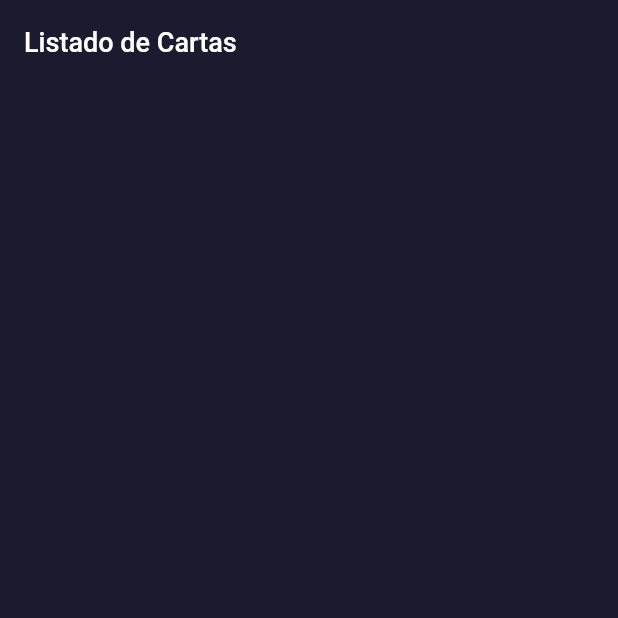
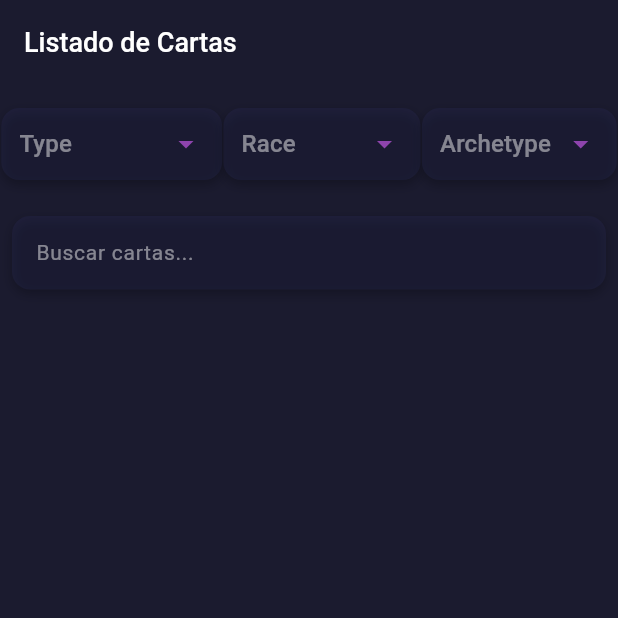
Before and after one commit to astroerik-coder/Proyecto, a Flutter app: the screen it shows after launch, on a phone screen of 412 x 824 dp, the top half of it. Run offline on Flutter 3.47's test engine with Material 3 defaults, Android fonts, the phone set to English and light mode, and no system bars; network calls fail.

Commit message:
Solve the provider
Add the values null in cases

```diff
--- /dev/null
+++ b/lib/components/molecules/filter_bar.dart
@@ -0,0 +1,75 @@
+import 'package:flutter/material.dart';
+import '../atoms/app_style.dart';
+
+class FilterBar extends StatelessWidget {
+  final String? selectedType;
+  final String? selectedRace;
+  final String? selectedArchetype;
+  final Function(String?) onTypeChanged;
+  final Function(String?) onRaceChanged;
+  final Function(String?) onArchetypeChanged;
+
+  const FilterBar({
+    Key? key,
+    this.selectedType,
+    this.selectedRace,
+    this.selectedArchetype,
+    required this.onTypeChanged,
+    required this.onRaceChanged,
+    required this.onArchetypeChanged,
+  }) : super(key: key);
+
+  @override
+  Widget build(BuildContext context) {
+    return Padding(
+      padding: const EdgeInsets.symmetric(vertical: 16.0),
+      child: Row(
+        mainAxisAlignment: MainAxisAlignment.spaceEvenly,
+        children: [
+          _buildDropdown('Type', selectedType,
+              ['Spell Card', 'Trap Card', 'Monster Card'], onTypeChanged),
+          _buildDropdown('Race', selectedRace,
+              ['Continuous', 'Quick-Play', 'Normal', 'Effect'], onRaceChanged),
+          _buildDropdown(
+              'Archetype',
+              selectedArchetype,
+              ['Alien', 'Dragon', 'Spellcaster', 'Warrior'],
+              onArchetypeChanged),
+        ],
+      ),
+    );
+  }
+
+  Widget _buildDropdown(String hint, String? value, List<String> items,
+      Function(String?) onChanged) {
+    return Container(
+      padding: EdgeInsets.symmetric(horizontal: 12.0),
+      decoration: BoxDecoration(
+        color: AppStyle.secondaryColor.withOpacity(0.2),
+        borderRadius: BorderRadius.circular(12.0),
+        boxShadow: [
+          BoxShadow(
+            color: Colors.black26,
+            blurRadius: 6.0,
+            offset: Offset(0, 3),
+          ),
+        ],
+      ),
+      child: DropdownButton<String>(
+        value: value,
+        hint: Text(hint,
+            style: TextStyle(color: AppStyle.textColor.withOpacity(0.5))),
+        dropdownColor: AppStyle.primaryColor, // Fondo oscuro del dropdown
+        iconEnabledColor: AppStyle.accentColor,
+        underline: SizedBox.shrink(), // Elimina la línea subrayada del dropdown
+        items: items.map((String item) {
+          return DropdownMenuItem<String>(
+            value: item,
+            child: Text(item, style: TextStyle(color: AppStyle.textColor)),
+          );
+        }).toList(),
+        onChanged: onChanged,
+      ),
+    );
+  }
+}
--- a/lib/main.dart
+++ b/lib/main.dart
@@ -16,24 +16,21 @@ class MyApp extends StatelessWidget {
       child: MaterialApp(
         title: 'Yu-Gi-Oh! Cartas',
         theme: ThemeData(
-          brightness: Brightness.dark, // Tema oscuro
-          primaryColor:
-              AppStyle.primaryColor, // Negro oscuro para la barra de app
-          scaffoldBackgroundColor:
-              AppStyle.primaryColor, // Fondo oscuro para la app
+          brightness: Brightness.dark,
+          primaryColor: AppStyle.primaryColor,
+          scaffoldBackgroundColor: AppStyle.primaryColor,
           colorScheme: ColorScheme.dark(
             primary: AppStyle.primaryColor,
             secondary: AppStyle.accentColor,
           ),
           textTheme: TextTheme(
-            displayLarge: AppStyle.headingStyle, // Antes 'headline1'
-            titleLarge: AppStyle.subheadingStyle, // Antes 'headline6'
-            bodyLarge: AppStyle.cardDescriptionStyle, // Antes 'bodyText1'
-            bodyMedium: AppStyle.cardTitleStyle, // Antes 'bodyText2'
+            displayLarge: AppStyle.headingStyle,
+            titleLarge: AppStyle.subheadingStyle,
+            bodyLarge: AppStyle.cardDescriptionStyle,
+            bodyMedium: AppStyle.cardTitleStyle,
           ),
           appBarTheme: AppBarTheme(
-            color: AppStyle.primaryColor, // Color de fondo de la AppBar
-            elevation: 0,
+            color: AppStyle.primaryColor,
           ),
         ),
         home: CardList(),
--- a/lib/models/card_model.dart
+++ b/lib/models/card_model.dart
@@ -16,52 +16,58 @@ class Card {
 class Datum {
   int id;
   String name;
-  String type;
-  String humanReadableCardType;
-  String frameType;
-  String desc;
-  String race;
-  String archetype;
-  String ygoprodeckUrl;
-  List<CardSet> cardSets;
-  List<CardImage> cardImages;
-  List<CardPrice> cardPrices;
+  String? type; // Hacemos que este campo sea opcional
+  String? humanReadableCardType; // Opcional
+  String? frameType; // Opcional
+  String? desc; // Opcional
+  String? race; // Opcional
+  String? archetype; // Opcional
+  String? ygoprodeckUrl; // Opcional
+  List<CardSet>? cardSets; // Lista opcional
+  List<CardImage>? cardImages; // Lista opcional
+  List<CardPrice>? cardPrices; // Lista opcional
 
   Datum({
     required this.id,
     required this.name,
-    required this.type,
-    required this.humanReadableCardType,
-    required this.frameType,
-    required this.desc,
-    required this.race,
-    required this.archetype,
-    required this.ygoprodeckUrl,
-    required this.cardSets,
-    required this.cardImages,
-    required this.cardPrices,
+    this.type,
+    this.humanReadableCardType,
+    this.frameType,
+    this.desc,
+    this.race,
+    this.archetype,
+    this.ygoprodeckUrl,
+    this.cardSets,
+    this.cardImages,
+    this.cardPrices,
   });
 
   factory Datum.fromJson(Map<String, dynamic> json) {
     return Datum(
       id: json['id'],
-      name: json['name'],
-      type: json['type'],
-      humanReadableCardType: json['humanReadableCardType'],
-      frameType: json['frameType'],
-      desc: json['desc'],
-      race: json['race'],
-      archetype: json['archetype'] ?? '', // Manejo de null en arquetipo
-      ygoprodeckUrl: json['ygoprodeck_url'],
-      cardSets: (json['card_sets'] as List)
-          .map((set) => CardSet.fromJson(set))
-          .toList(),
-      cardImages: (json['card_images'] as List)
-          .map((image) => CardImage.fromJson(image))
-          .toList(),
-      cardPrices: (json['card_prices'] as List)
-          .map((price) => CardPrice.fromJson(price))
-          .toList(),
+      name: json['name'] ?? 'Unknown', // Valor por defecto si es null
+      type: json['type'] ?? 'Unknown', // Manejo de null
+      humanReadableCardType: json['humanReadableCardType'] ?? 'Unknown',
+      frameType: json['frameType'] ?? 'Unknown',
+      desc: json['desc'] ?? 'No description available',
+      race: json['race'] ?? 'Unknown',
+      archetype: json['archetype'], // Puede ser null
+      ygoprodeckUrl: json['ygoprodeck_url'], // Puede ser null
+      cardSets: (json['card_sets'] != null)
+          ? (json['card_sets'] as List)
+              .map((set) => CardSet.fromJson(set))
+              .toList()
+          : null, // Lista opcional
+      cardImages: (json['card_images'] != null)
+          ? (json['card_images'] as List)
+              .map((image) => CardImage.fromJson(image))
+              .toList()
+          : null, // Lista opcional
+      cardPrices: (json['card_prices'] != null)
+          ? (json['card_prices'] as List)
+              .map((price) => CardPrice.fromJson(price))
+              .toList()
+          : null, // Lista opcional
     );
   }
 }
@@ -82,9 +88,10 @@ class CardImage {
   factory CardImage.fromJson(Map<String, dynamic> json) {
     return CardImage(
       id: json['id'],
-      imageUrl: json['image_url'],
-      imageUrlSmall: json['image_url_small'],
-      imageUrlCropped: json['image_url_cropped'],
+      imageUrl:
+          json['image_url'] ?? '', // Si es null, devolvemos un string vacío
+      imageUrlSmall: json['image_url_small'] ?? '',
+      imageUrlCropped: json['image_url_cropped'] ?? '',
     );
   }
 }
@@ -106,11 +113,11 @@ class CardPrice {
 
   factory CardPrice.fromJson(Map<String, dynamic> json) {
     return CardPrice(
-      cardmarketPrice: json['cardmarket_price'],
-      tcgplayerPrice: json['tcgplayer_price'],
-      ebayPrice: json['ebay_price'],
-      amazonPrice: json['amazon_price'],
-      coolstuffincPrice: json['coolstuffinc_price'],
+      cardmarketPrice: json['cardmarket_price'] ?? '0.00', // Valor por defecto
+      tcgplayerPrice: json['tcgplayer_price'] ?? '0.00',
+      ebayPrice: json['ebay_price'] ?? '0.00',
+      amazonPrice: json['amazon_price'] ?? '0.00',
+      coolstuffincPrice: json['coolstuffinc_price'] ?? '0.00',
     );
   }
 }
@@ -132,11 +139,12 @@ class CardSet {
 
   factory CardSet.fromJson(Map<String, dynamic> json) {
     return CardSet(
-      setName: json['set_name'],
-      setCode: json['set_code'],
-      setRarity: json['set_rarity'],
-      setRarityCode: json['set_rarity_code'],
-      setPrice: json['set_price'],
+      setName:
+          json['set_name'] ?? 'Unknown', // Si es null, devolvemos 'Unknown'
+      setCode: json['set_code'] ?? 'Unknown',
+      setRarity: json['set_rarity'] ?? 'Unknown',
+      setRarityCode: json['set_rarity_code'] ?? 'Unknown',
+      setPrice: json['set_price'] ?? '0.00', // Valor por defecto si es null
     );
   }
 }
--- a/lib/providers/card_provider.dart
+++ b/lib/providers/card_provider.dart
@@ -1,29 +1,41 @@
 import 'package:flutter/material.dart';
+import '../services/api_service.dart';
 import '../models/card_model.dart';
-import '../services/api_service.dart';
 
 class CardProvider with ChangeNotifier {
   List<Datum> _cards = [];
   bool _loading = false;
   int _offset = 0;
   final int _limit = 10;
+  String _errorMessage = '';
+  bool _hasMore = true; // Controla si hay más cartas para cargar
 
   List<Datum> get cards => _cards;
   bool get loading => _loading;
+  String get errorMessage => _errorMessage;
+  bool get hasMore => _hasMore;
 
   Future<void> loadMoreCards() async {
-    print('Cargando cartas...');
+    if (_loading || !_hasMore)
+      return; // Evitar duplicar llamadas o seguir si no hay más cartas
     _loading = true;
+    _errorMessage = '';
     notifyListeners();
 
     try {
       List<Datum> newCards =
-          await ApiService().fetchCards(limit: _limit, offset: _offset);
-      print('Cartas cargadas: ${newCards.length}');
-      _cards.addAll(newCards);
-      _offset += _limit;
+          await ApiService.fetchCards(limit: _limit, offset: _offset);
+
+      // Verificar si se recibieron nuevas cartas
+      if (newCards.isNotEmpty) {
+        _cards.addAll(newCards);
+        _offset += _limit;
+      } else {
+        // Si no se reciben más cartas, indicamos que no hay más
+        _hasMore = false;
+      }
     } catch (e) {
-      print('Error al cargar las cartas: $e');
+      _errorMessage = 'Error al cargar las cartas: $e';
     }
 
     _loading = false;
--- a/lib/services/api_service.dart
+++ b/lib/services/api_service.dart
@@ -1,25 +1,35 @@
+import 'package:http/http.dart' as http;
 import 'dart:convert';
-import 'package:http/http.dart' as http;
 import '../models/card_model.dart';
 
 class ApiService {
-  final String _baseUrl = 'https://db.ygoprodeck.com/api/v7/cardinfo.php';
+  static Future<List<Datum>> fetchCards(
+      {required int limit, required int offset}) async {
+    final url =
+        'https://db.ygoprodeck.com/api/v7/cardinfo.php?num=$limit&offset=$offset';
 
-  Future<List<Datum>> fetchCards({int limit = 10, int offset = 0}) async {
     try {
-      final response =
-          await http.get(Uri.parse('$_baseUrl?num=$limit&offset=$offset'));
+      final response = await http.get(Uri.parse(url));
 
       if (response.statusCode == 200) {
-        var jsonResponse = json.decode(response.body);
-        Card cardData = Card.fromJson(jsonResponse);
-        return cardData.data;
+        final data = jsonDecode(response.body);
+
+        // Verificar que 'data' no sea null y que contenga una lista
+        if (data != null && data['data'] != null && data['data'] is List) {
+          List<dynamic> cardData = data['data'];
+
+          // Convertir los datos a una lista de objetos Datum
+          return cardData.map((item) => Datum.fromJson(item)).toList();
+        } else {
+          // Si no hay datos válidos, retornar una lista vacía
+          return [];
+        }
       } else {
-        throw Exception('Error al cargar las cartas');
+        throw Exception(
+            'Error al conectar con la API: Código ${response.statusCode}');
       }
     } catch (e) {
-      print('Error en la llamada a la API: $e');
-      throw Exception('Error al conectar con la API');
+      throw Exception('Error al conectar con la API: $e');
     }
   }
 }
--- a/lib/views/card_list.dart
+++ b/lib/views/card_list.dart
@@ -2,6 +2,8 @@ import 'package:flutter/material.dart';
 import 'package:provider/provider.dart';
 import '../providers/card_provider.dart';
 import '../components/molecules/card_item.dart';
+import '../components/molecules/filter_bar.dart';
+import '../components/atoms/app_style.dart';
 
 class CardList extends StatefulWidget {
   @override
@@ -10,41 +12,136 @@ class CardList extends StatefulWidget {
 
 class _CardListState extends State<CardList> {
   final ScrollController _scrollController = ScrollController();
+  TextEditingController _searchController = TextEditingController();
+  String _searchQuery = '';
+
+  // Variables para los filtros
+  String? selectedType;
+  String? selectedRace;
+  String? selectedArchetype;
 
   @override
   void initState() {
     super.initState();
-    // Añadimos un listener para detectar cuando el scroll llegue al final
-    _scrollController.addListener(() {
-      if (_scrollController.position.pixels ==
+    _scrollController.addListener(
+        _onScroll); // Escucha los eventos de scroll para cargar más elementos cuando llegue al final
+    Provider.of<CardProvider>(context, listen: false)
+        .loadMoreCards(); // Carga inicial
+  }
+
+  // Este método escucha el scroll y carga más cartas cuando se llega al final del scroll
+  void _onScroll() {
+    if (_scrollController.position.pixels >=
         _scrollController.position.maxScrollExtent) {
-        Provider.of<CardProvider>(context, listen: false).loadMoreCards();
+      Provider.of<CardProvider>(context, listen: false)
+          .loadMoreCards(); // Cargar más cartas
     }
-    });
   }
 
   @override
   Widget build(BuildContext context) {
     final cardProvider = Provider.of<CardProvider>(context);
 
+    // Filtrar las cartas en base a la búsqueda y los filtros seleccionados
+    final filteredCards = cardProvider.cards.where((card) {
+      final matchesSearchQuery =
+          card.name.toLowerCase().contains(_searchQuery.toLowerCase());
+      final matchesType = selectedType == null || card.type == selectedType;
+      final matchesRace = selectedRace == null || card.race == selectedRace;
+      final matchesArchetype =
+          selectedArchetype == null || card.archetype == selectedArchetype;
+
+      return matchesSearchQuery &&
+          matchesType &&
+          matchesRace &&
+          matchesArchetype;
+    }).toList();
+
     return Scaffold(
-      appBar: AppBar(title: Text('Listado de Cartas')),
-      body: cardProvider.cards.isEmpty && cardProvider.loading
-          ? Center(
-              child:
-                  CircularProgressIndicator()) // Muestra un indicador de carga inicial
+      appBar: AppBar(
+        title: Text('Listado de Cartas'),
+        backgroundColor: AppStyle.primaryColor,
+      ),
+      body: Column(
+        children: [
+          // Barra de filtros
+          FilterBar(
+            selectedType: selectedType,
+            selectedRace: selectedRace,
+            selectedArchetype: selectedArchetype,
+            onTypeChanged: (value) {
+              setState(() {
+                selectedType = value;
+              });
+            },
+            onRaceChanged: (value) {
+              setState(() {
+                selectedRace = value;
+              });
+            },
+            onArchetypeChanged: (value) {
+              setState(() {
+                selectedArchetype = value;
+              });
+            },
+          ),
+          // Campo de búsqueda
+          Padding(
+            padding: const EdgeInsets.all(8.0),
+            child: Container(
+              decoration: BoxDecoration(
+                color: AppStyle.secondaryColor.withOpacity(0.2),
+                borderRadius: BorderRadius.circular(12.0),
+                boxShadow: [
+                  BoxShadow(
+                    color: Colors.black26,
+                    blurRadius: 6.0,
+                    offset: Offset(0, 3),
+                  ),
+                ],
+              ),
+              child: TextField(
+                controller: _searchController,
+                decoration: InputDecoration(
+                  hintText: 'Buscar cartas...',
+                  hintStyle:
+                      TextStyle(color: AppStyle.textColor.withOpacity(0.5)),
+                  border: InputBorder.none,
+                  contentPadding:
+                      EdgeInsets.symmetric(horizontal: 16.0, vertical: 14.0),
+                ),
+                onChanged: (query) {
+                  setState(() {
+                    _searchQuery = query;
+                  });
+                },
+                style: TextStyle(color: AppStyle.textColor),
+              ),
+            ),
+          ),
+          Expanded(
+            child: cardProvider.cards.isEmpty && cardProvider.loading
+                ? Center(child: CircularProgressIndicator())
                 : ListView.builder(
-              controller: _scrollController,
-              itemCount:
-                  cardProvider.cards.length + (cardProvider.loading ? 1 : 0),
+                    controller:
+                        _scrollController, // Controlador de scroll para detectar cuando llegamos al final
+                    itemCount: filteredCards.length +
+                        (cardProvider.loading
+                            ? 1
+                            : 0), // Añadimos un item extra si estamos cargando más
                     itemBuilder: (context, index) {
-                if (index == cardProvider.cards.length) {
+                      if (index == filteredCards.length) {
                         return Center(
                             child:
-                          CircularProgressIndicator()); // Indicador de carga cuando se cargan más
+                                CircularProgressIndicator()); // Muestra el indicador de carga al final
                       }
-                return CardItem(card: cardProvider.cards[index]);
+                      return CardItem(
+                          card: filteredCards[
+                              index]); // Renderizamos las cartas filtradas
                     },
+                  ),
+          ),
+        ],
       ),
     );
   }
@@ -52,6 +149,7 @@ class _CardListState extends State<CardList> {
   @override
   void dispose() {
     _scrollController.dispose();
+    _searchController.dispose();
     super.dispose();
   }
 }
```
Also changed, not shown: lib/components/atoms/search_field.dart (added, +33 -0 lines), lib/components/molecules/card_item.dart (+18 -10 lines), lib/components/molecules/search_bar.dart (added, +25 -0 lines), lib/views/card_detail.dart (+35 -25 lines). Lines whose indentation alone changed are shown as unchanged.
